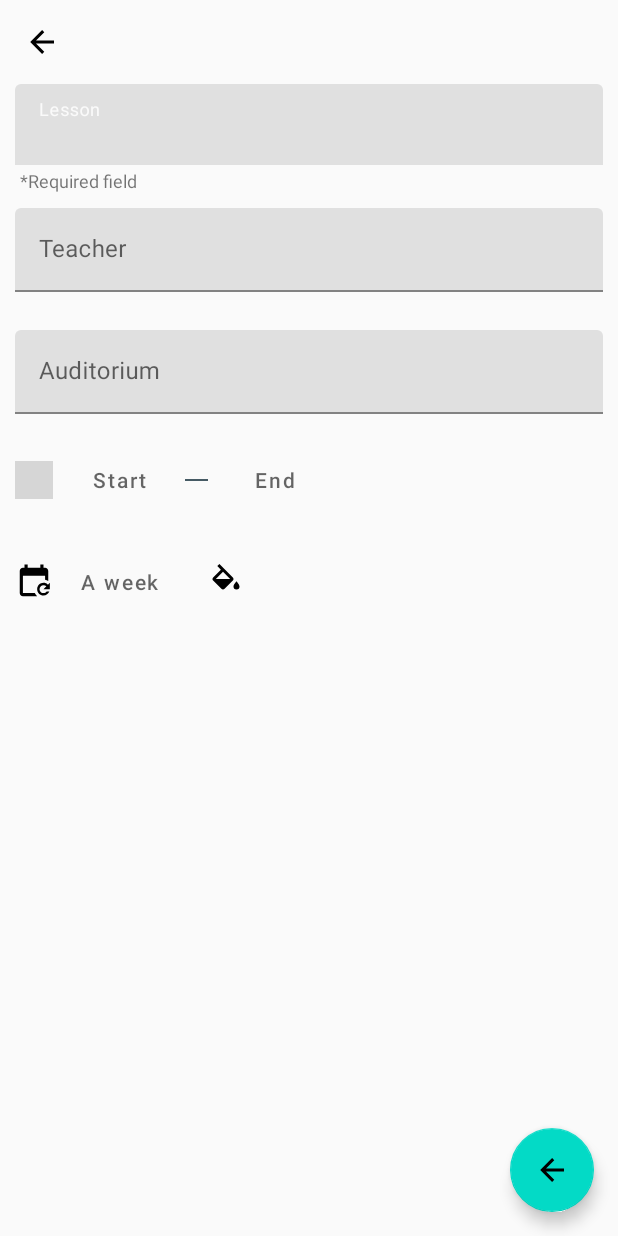
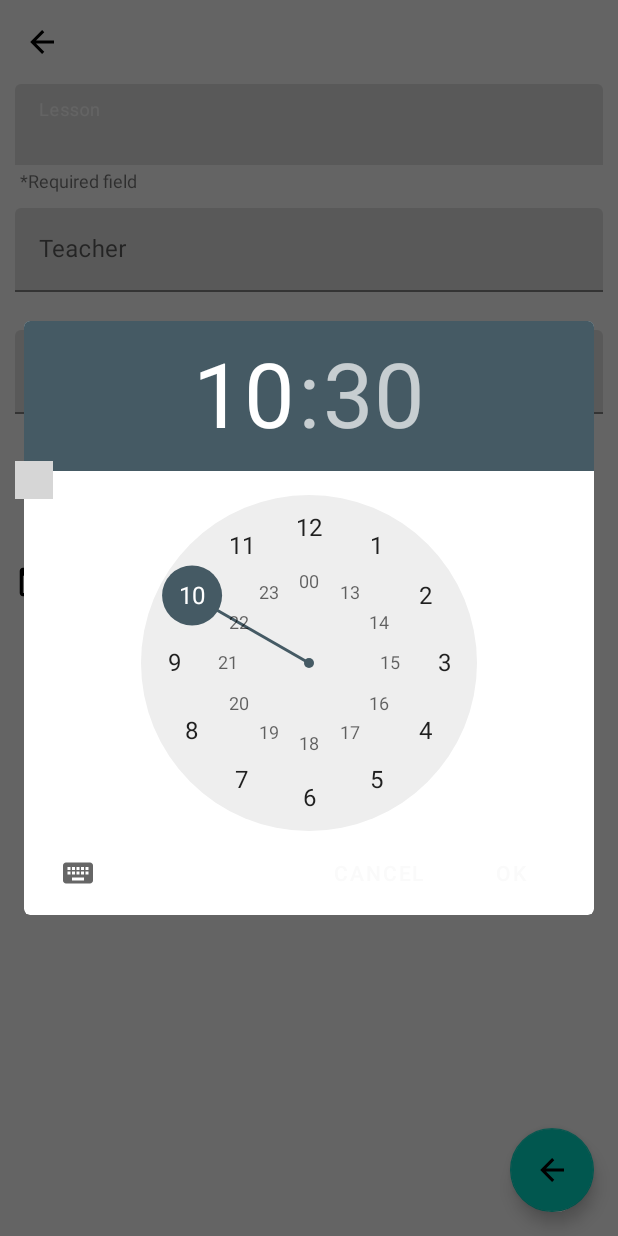
Before and after one commit to ShiryaevNikolay/AppSchedule, an Android app: the AddScheduleActivity screen opened directly, with no data from a screen before it, after a tap on an icon or button, on a phone screen of 412 x 824 dp. Run offline under Robolectric (Android 15) with nearby library versions, the phone set to English and light mode, and no system bars; grey boxes are pictures that could not be loaded.

Commit message:
Fixed any bugs

```diff
--- a/app/src/main/java/com/example/schedule/AddScheduleActivity.kt
+++ b/app/src/main/java/com/example/schedule/AddScheduleActivity.kt
@@ -1,10 +1,16 @@
 package com.example.schedule
 
 import android.app.Activity
+import android.app.TimePickerDialog
+import android.icu.util.Calendar
+import android.os.Build
 import androidx.appcompat.app.AppCompatActivity
 import android.os.Bundle
 import android.view.MenuItem
 import android.view.View
+import android.view.animation.Animation
+import android.view.animation.AnimationUtils
+import androidx.annotation.RequiresApi
 import androidx.core.widget.addTextChangedListener
 import kotlinx.android.synthetic.main.activity_add_item.*
 
@@ -13,10 +19,14 @@ class AddScheduleActivity : AppCompatActivity(), View.OnClickListener, MenuItem.
     private var lesson = ""
     private var teacher = ""
     private var auditorium = ""
+    private lateinit var animShowFab: Animation
+    private var flagModeFab = false
 
     override fun onCreate(savedInstanceState: Bundle?) {
         super.onCreate(savedInstanceState)
         setContentView(R.layout.activity_add_item)
+
+        animShowFab = AnimationUtils.loadAnimation(this, R.anim.fab_show)
 
         toolbar.menu.getItem(0).isVisible = false
         toolbar.menu.getItem(1).isVisible = false
@@ -49,22 +59,50 @@ class AddScheduleActivity : AppCompatActivity(), View.OnClickListener, MenuItem.
         TODO("Not yet implemented")
     }
 
+    @RequiresApi(Build.VERSION_CODES.N)
     override fun onClick(v: View?) {
         when (v?.id) {
             R.id.fab -> {
-                if (lesson == "") {
+                if (flagModeFab == false) {
                     setResult(Activity.RESULT_CANCELED)
                     finish()
                 }
+            }
+            R.id.btn_start_time_schedule -> {
+                callTimePicker(true)
+            }
+            R.id.btn_end_time_schedule -> {
+                callTimePicker(false)
             }
         }
     }
 
     private fun checkMandatoryItem() {
-        if (lesson != "") {
+        if (lesson != "" && btn_start_time_schedule.text != "") {
             fab.setImageResource(R.drawable.ic_done_fab)
-        } else if (lesson == "") {
+            if (flagModeFab == false) fab.startAnimation(animShowFab)
+            flagModeFab = true
+        } else {
             fab.setImageResource(R.drawable.ic_back_fab)
+            if (flagModeFab == true) fab.startAnimation(animShowFab)
+            flagModeFab = false
         }
     }
+
+    @RequiresApi(Build.VERSION_CODES.N)
+    private fun callTimePicker(clock: Boolean) {
+        val hour = Calendar.getInstance().get(Calendar.HOUR_OF_DAY)
+        val minutes = Calendar.getInstance().get(Calendar.MINUTE)
+        TimePickerDialog(this, TimePickerDialog.OnTimeSetListener { _, hourOfDay, minute ->
+            var fullTime: String = if (hourOfDay < 10) "0$hourOfDay:" else "$hourOfDay:"
+            fullTime += if (minute < 10) "0$minute" else "$minute"
+            if (clock) {
+                btn_start_time_schedule.text = fullTime
+            } else {
+                btn_end_time_schedule.text = fullTime
+            }
+            checkMandatoryItem()
+        }, hour, minutes, true)
+            .show()
+    }
 }
--- /dev/null
+++ b/app/src/main/res/anim/fab_show.xml
@@ -0,0 +1,14 @@
+<?xml version="1.0" encoding="utf-8"?>
+<set xmlns:android="http://schemas.android.com/apk/res/android"
+    android:fillAfter="true"
+    android:duration="500"
+    android:shareInterpolator="true">
+
+    <scale
+        android:fromXScale="0.0"
+        android:fromYScale="0.0"
+        android:toXScale="1.0"
+        android:toYScale="1.0"
+        android:pivotX="50%"
+        android:pivotY="50%"/>
+</set>
--- a/app/src/main/res/values/strings.xml
+++ b/app/src/main/res/values/strings.xml
@@ -30,4 +30,6 @@
     <string name="week1">Week 1</string>
     <string name="week2">Week 2</string>
     <string name="ever_week">Ever week</string>
+
+    <string name="title_dialog_select_week">Select week</string>
 </resources>
```
Also changed, not shown: app/src/main/res/layout/dialog_select_week.xml (added, +18 -0 lines).
